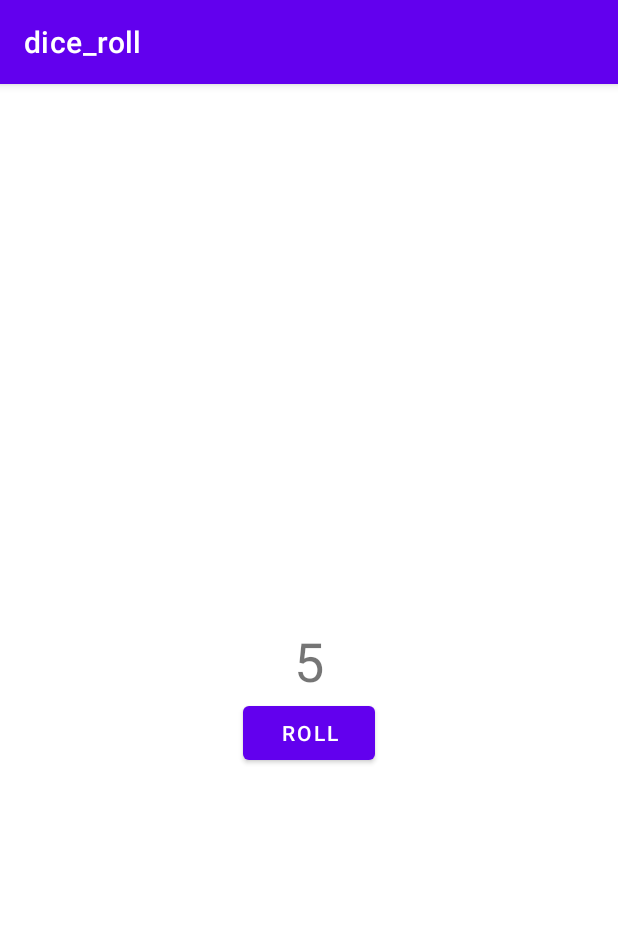
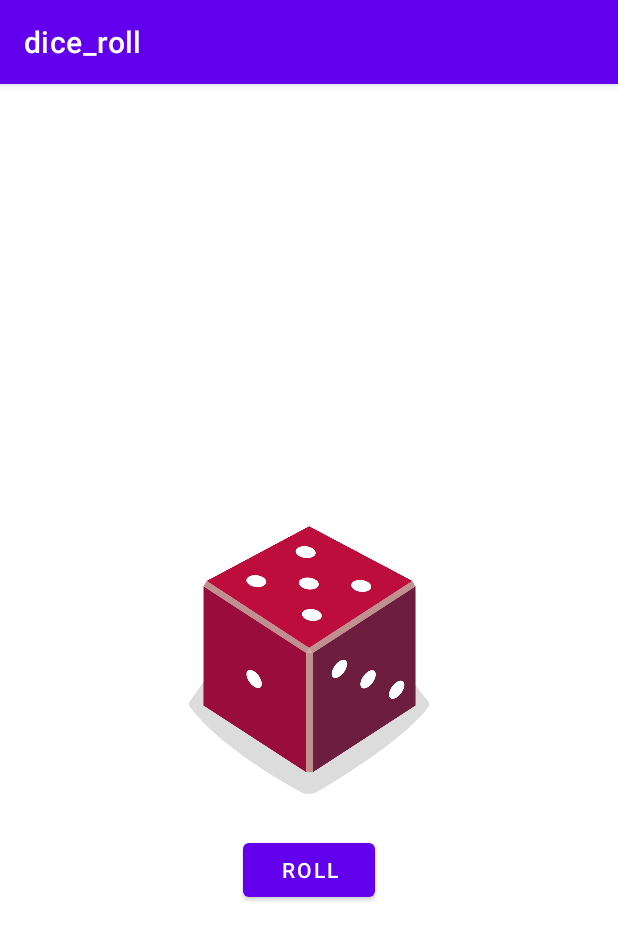
Before and after one commit to shihaohong/dice_roll, an Android app: the screen it shows after launch (MainActivity), after a tap on "ROLL", on a phone screen of 412 x 824 dp. Shown: the top 940 px of the screen. Run offline under Robolectric (Android 15) with nearby library versions, the phone set to English and light mode, and no system bars.

Commit message:
Add images for dice rolls

```diff
--- a/app/src/main/java/com/example/dice_roll/MainActivity.kt
+++ b/app/src/main/java/com/example/dice_roll/MainActivity.kt
@@ -2,6 +2,7 @@ package com.example.dice_roll
 
 import android.os.Bundle
 import android.widget.Button
+import android.widget.ImageView
 import android.widget.TextView
 import androidx.appcompat.app.AppCompatActivity
 
@@ -23,12 +24,27 @@ class MainActivity : AppCompatActivity() {
      * Roll the dice and update the screen with the result.
      */
     private fun rollDice() {
-        // Create new Dice object with 6 sides and roll it
+        // Create new Dice object with 6 sides and roll the dice
         val dice = Dice(6)
+        val diceRoll = dice.roll()
 
-        // Update the screen with the dice roll
-        val resultTextView: TextView = findViewById(R.id.textView)
-        resultTextView.text = dice.roll().toString()
+        // Find the ImageView in the layout
+
+        // Determine which drawable resource ID to use based on the dice roll
+        val diceImage: ImageView = findViewById(R.id.imageView)
+        val drawableResource = when (diceRoll) {
+            1 -> R.drawable.dice_1
+            2 -> R.drawable.dice_2
+            3 -> R.drawable.dice_3
+            4 -> R.drawable.dice_4
+            5 -> R.drawable.dice_5
+            else -> R.drawable.dice_6
+        }
+
+        // Update the ImageView with the correct drawable resource ID
+        diceImage.setImageResource(drawableResource)
+        // This needs to be set so that screen readers can describe the image
+        diceImage.contentDescription = diceRoll.toString()
     }
 }
 
--- a/app/src/main/res/layout/activity_main.xml
+++ b/app/src/main/res/layout/activity_main.xml
@@ -6,24 +6,24 @@
     android:layout_height="match_parent"
     tools:context=".MainActivity">
 
-    <TextView
-        android:id="@+id/textView"
-        android:layout_width="wrap_content"
-        android:layout_height="wrap_content"
-        android:textSize="36sp"
-        app:layout_constraintBottom_toBottomOf="parent"
-        app:layout_constraintLeft_toLeftOf="parent"
-        app:layout_constraintRight_toRightOf="parent"
-        app:layout_constraintTop_toTopOf="parent"
-        tools:text="1" />
-
     <Button
         android:id="@+id/button"
         android:layout_width="wrap_content"
         android:layout_height="wrap_content"
+        android:layout_marginTop="16dp"
         android:text="@string/roll"
         app:layout_constraintEnd_toEndOf="parent"
         app:layout_constraintStart_toStartOf="parent"
-        app:layout_constraintTop_toBottomOf="@+id/textView" />
+        app:layout_constraintTop_toBottomOf="@+id/imageView" />
+
+    <ImageView
+        android:id="@+id/imageView"
+        android:layout_width="160dp"
+        android:layout_height="200dp"
+        app:layout_constraintBottom_toBottomOf="parent"
+        app:layout_constraintEnd_toEndOf="parent"
+        app:layout_constraintStart_toStartOf="parent"
+        app:layout_constraintTop_toTopOf="parent"
+        tools:srcCompat="@drawable/dice_1" />
 
 </androidx.constraintlayout.widget.ConstraintLayout>
```
Also changed, not shown: app/src/main/res/drawable/dice_1.png (added), app/src/main/res/drawable/dice_2.png (added), app/src/main/res/drawable/dice_3.png (added), app/src/main/res/drawable/dice_4.png (added), app/src/main/res/drawable/dice_5.png (added), app/src/main/res/drawable/dice_6.png (added).
